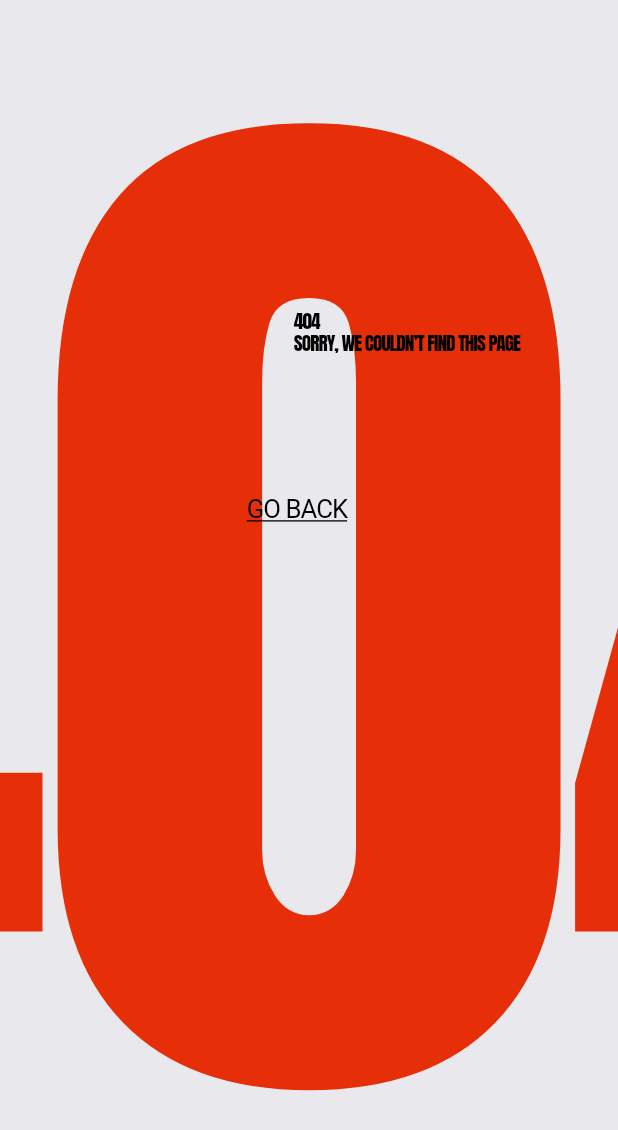
After one commit to Sofiiakus2/resume, a Flutter app: the ErrorPage screen opened directly, after a tap on "GO BACK", on a phone screen of 412 x 824 dp. The commit adds this screen. Shown: the top 1130 px of the screen. Run offline on Flutter 3.47's test engine with Material 3 defaults, Android fonts, the phone set to English and light mode, and no system bars; our stand-ins replace flutter_bloc, flutter_screenutil, get_it, go_router, google_fonts; missing offline and left inert: dart:html.

Commit message:
added not found page

```diff
--- a/lib/core/routes/app_router.dart
+++ b/lib/core/routes/app_router.dart
@@ -1,9 +1,16 @@
 import 'package:cv_portfolio/enter_point.dart';
+import 'package:cv_portfolio/features/error/presentation/pages/error_page.dart';
+import 'package:flutter/cupertino.dart';
 import 'package:go_router/go_router.dart';
 
 
 final appRouter = GoRouter(
   initialLocation: '/',
+  errorBuilder: (context, state) => const ErrorPage(),
+  redirect: (context, state) {
+    debugPrint('uri: ${state.uri}');
+    return null;
+  },
   routes: [
     GoRoute(
       path: '/',
--- a/lib/enter_point.dart
+++ b/lib/enter_point.dart
@@ -25,7 +25,7 @@ class EnterPoint extends StatelessWidget {
           children: [
             const MainPage(),
             const NavigationPanel(),
-            AboutMe(key: ScrollKeys.whoAmI),
+            const AboutMe(),
             BlocProvider(
               create: (_) => sl<ExperienceCubit>(),
               child: ExperiencePage(key: ScrollKeys.experience),
--- /dev/null
+++ b/lib/features/error/presentation/pages/error_page.dart
@@ -0,0 +1,59 @@
+import 'package:cv_portfolio/core/theme.dart';
+import 'package:flutter/material.dart';
+import 'package:go_router/go_router.dart';
+
+
+class ErrorPage extends StatelessWidget {
+  const ErrorPage({super.key});
+
+  @override
+  Widget build(BuildContext context) {
+    return Scaffold(
+      backgroundColor: backgroundPrimaryColor,
+      body: Stack(
+        children: [
+          SizedBox.expand(
+            child: FittedBox(
+              fit: BoxFit.cover,
+              child: Text(
+                '404',
+                style: Theme.of(context).textTheme.displayLarge,
+              ),
+            ),
+          ),
+          Positioned(
+            left: MediaQuery.of(context).size.width/2.1,
+            top: MediaQuery.of(context).size.height/4,
+            child: Column(
+              crossAxisAlignment: CrossAxisAlignment.start,
+              children: [
+                Text(
+                  '404',
+                  style: Theme.of(context).textTheme.displayMedium,
+                ),
+                Text(
+                  'sorry, we couldn’t find this page'.toUpperCase(),
+                  style: Theme.of(context).textTheme.displayMedium,
+                ),
+              ],
+            ),
+          ),
+          Positioned(
+            left: MediaQuery.of(context).size.width / 2.5,
+            top: MediaQuery.of(context).size.height / 2.5,
+            child: GestureDetector(
+              onTap: () => context.go('/'),
+              child: Text(
+                'GO BACK',
+                style: Theme.of(context).textTheme.displaySmall?.copyWith(
+                  decoration: TextDecoration.underline,
+                  decorationColor: Theme.of(context).textTheme.displaySmall?.color,
+                ),
+              ),
+            ),
+          ),
+        ],
+      ),
+    );
+  }
+}
--- a/lib/main.dart
+++ b/lib/main.dart
@@ -3,8 +3,10 @@ import 'package:cv_portfolio/core/routes/app_router.dart';
 import 'package:cv_portfolio/core/theme.dart';
 import 'package:flutter/material.dart';
 import 'package:flutter_screenutil/flutter_screenutil.dart';
+import 'package:flutter_web_plugins/url_strategy.dart';
 
 void main() async{
+  usePathUrlStrategy();
   await initDI();
   runApp(const MyApp());
 }
--- a/pubspec.yaml
+++ b/pubspec.yaml
@@ -11,6 +11,8 @@ environment:
 
 dependencies:
   flutter:
+    sdk: flutter
+  flutter_web_plugins:
     sdk: flutter
 
 
```
Also changed, not shown: lib/core/theme.dart (+21 -0 lines), pubspec.lock.
